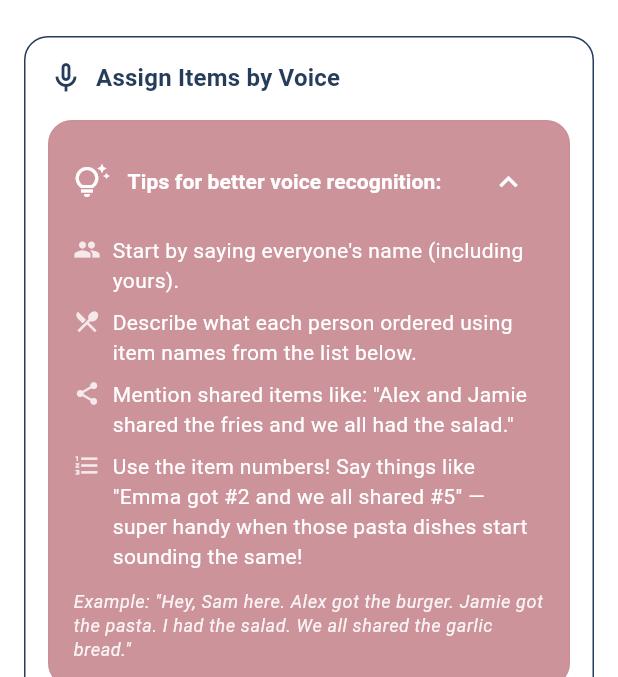
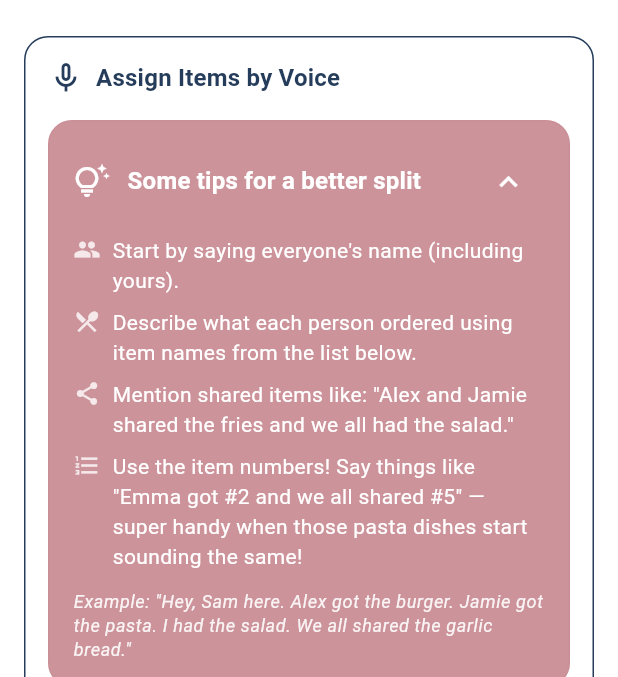
Before and after one commit to nitro41992/splitting-sucks, a Flutter app: the screen it shows once a user with an empty profile is signed in, swiped to page 3, on a phone screen of 412 x 824 dp, the part 72-749 px from its top. Run offline on Flutter 3.47's test engine with Material 3 defaults, Android fonts, the phone set to English and light mode, and no system bars; our stand-ins replace cloud_functions, firebase_auth, firebase_core, firebase_storage, flutter_dotenv, google_sign_in and 2 more; missing offline and left inert: record; accounts and stored records are empty.

Commit message:
Update voice assignment screen text for clarity
- Changed the text from 'Tips for better voice recognition:' to 'Some tips for a better split' to enhance user understanding.
- Adjusted the text style from titleSmall to titleMedium for improved visual hierarchy.

```diff
--- a/lib/screens/voice_assignment_screen.dart
+++ b/lib/screens/voice_assignment_screen.dart
@@ -307,8 +307,8 @@ class _VoiceAssignmentScreenState extends State<VoiceAssignmentScreen> {
                                     const SizedBox(width: 12),
                                     Expanded(
                                       child: Text(
-                                        'Tips for better voice recognition:',
-                                        style: textTheme.titleSmall?.copyWith(
+                                        'Some tips for a better split',
+                                        style: textTheme.titleMedium?.copyWith(
                                           fontWeight: FontWeight.bold,
                                           color: colorScheme.onSecondaryContainer,
                                         ),
```
